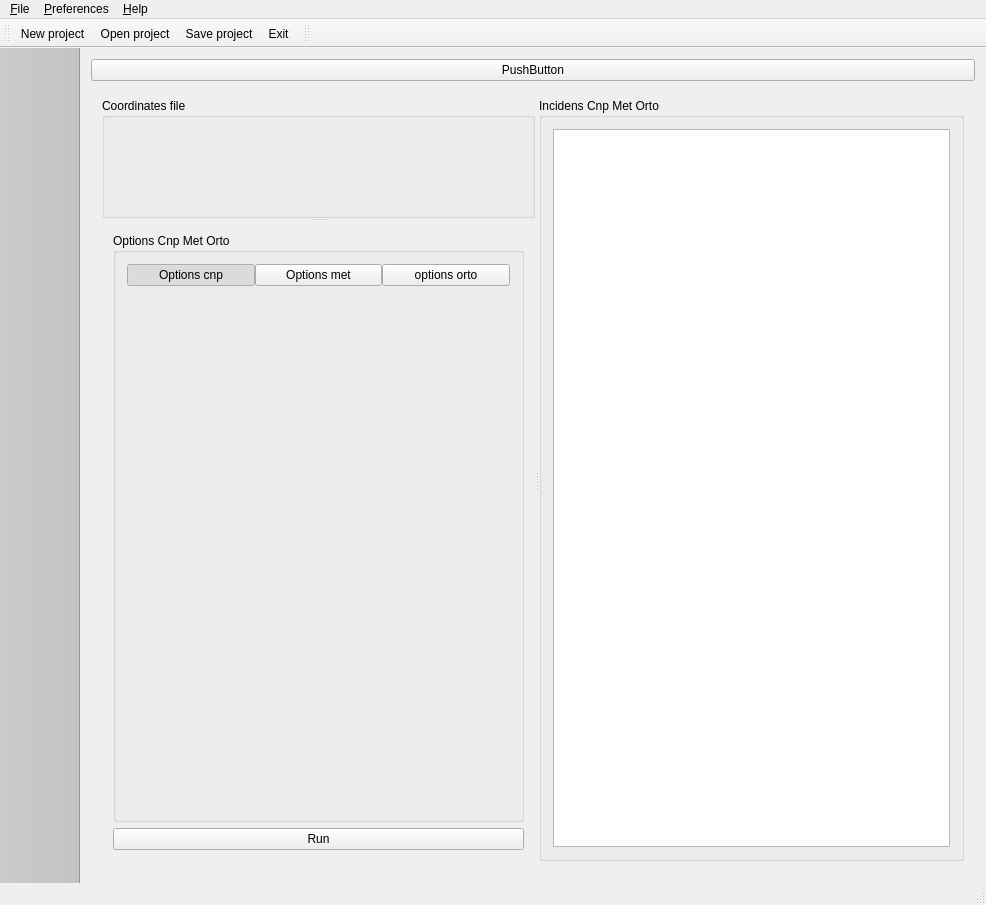
First picture: the form in mainwindow.ui, repository tonilogar/ToolsPcot, before the edit.
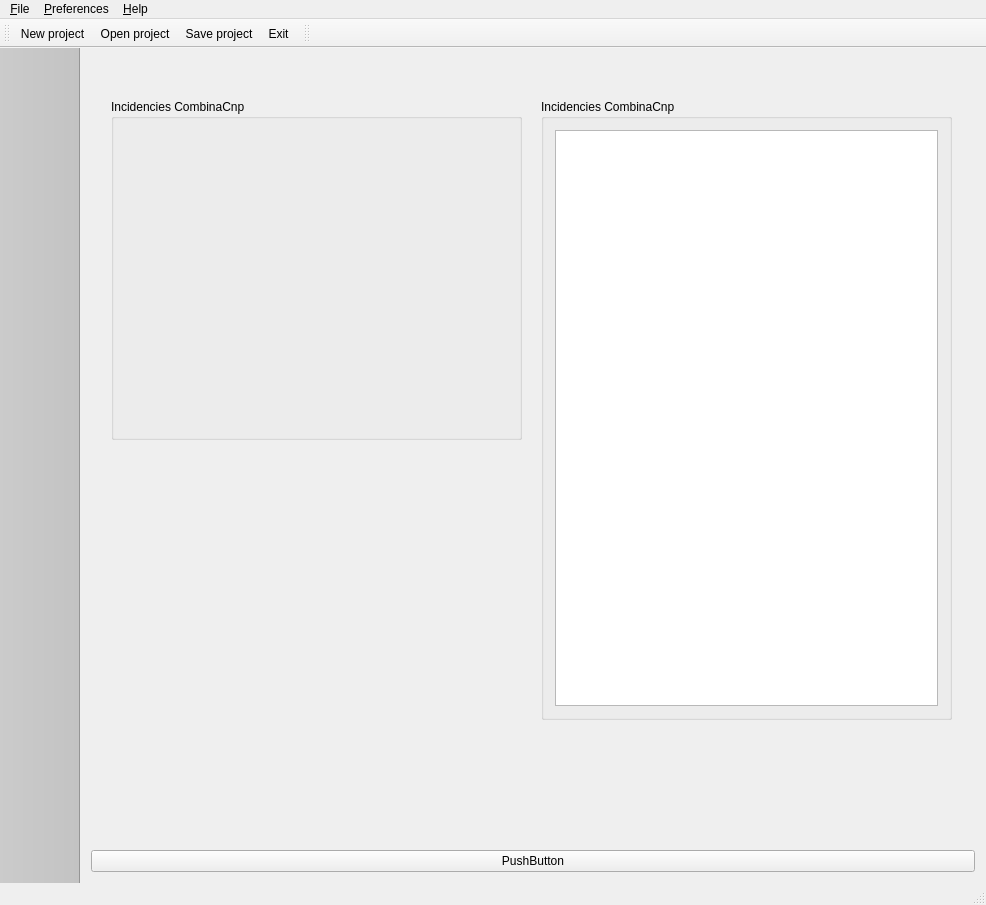
Second picture: the form after the edit. Icons and pictures are not drawn. Custom widgets are drawn as their Qt base class.

Diff of the .ui file:
```diff
--- a/mainwindow.ui
+++ b/mainwindow.ui
@@ -15,10 +15,17 @@
   </property>
   <widget class="QWidget" name="centralWidget">
    <layout class="QGridLayout" name="gridLayout_2">
-    <item row="1" column="0">
+    <item row="2" column="0">
+     <widget class="QPushButton" name="pushButton">
+      <property name="text">
+       <string>PushButton</string>
+      </property>
+     </widget>
+    </item>
+    <item row="0" column="0">
      <widget class="QStackedWidget" name="stackedWidgetVistas">
       <property name="currentIndex">
-       <number>0</number>
+       <number>1</number>
       </property>
       <widget class="QWidget" name="page1CnpMetOrto">
        <layout class="QVBoxLayout" name="verticalLayout_4">
@@ -158,6 +165,47 @@
         </item>
        </layout>
       </widget>
+      <widget class="QWidget" name="page3CombineCnp">
+       <widget class="QGroupBox" name="groupBoxTextEditCombinaCnp">
+        <property name="geometry">
+         <rect>
+          <x>450</x>
+          <y>40</y>
+          <width>411</width>
+          <height>621</height>
+         </rect>
+        </property>
+        <property name="title">
+         <string>Incidencies CombinaCnp</string>
+        </property>
+        <layout class="QHBoxLayout" name="horizontalLayout_10">
+         <item>
+          <widget class="QTextEdit" name="textEditCombinaCnp">
+           <property name="sizePolicy">
+            <sizepolicy hsizetype="Minimum" vsizetype="Minimum">
+             <horstretch>0</horstretch>
+             <verstretch>0</verstretch>
+            </sizepolicy>
+           </property>
+          </widget>
+         </item>
+        </layout>
+       </widget>
+       <widget class="CombinaCnp" name="groupBoxCombinaCnp_2">
+        <property name="geometry">
+         <rect>
+          <x>20</x>
+          <y>40</y>
+          <width>411</width>
+          <height>341</height>
+         </rect>
+        </property>
+        <property name="title">
+         <string>Incidencies CombinaCnp</string>
+        </property>
+        <layout class="QHBoxLayout" name="horizontalLayout_12"/>
+       </widget>
+      </widget>
       <widget class="QWidget" name="page2renameChangeFormats">
        <layout class="QHBoxLayout" name="horizontalLayout_6">
         <item>
@@ -270,13 +318,6 @@
       </widget>
      </widget>
     </item>
-    <item row="0" column="0">
-     <widget class="QPushButton" name="pushButton">
-      <property name="text">
-       <string>PushButton</string>
-      </property>
-     </widget>
-    </item>
    </layout>
   </widget>
   <widget class="QMenuBar" name="menuBar">
@@ -559,6 +600,12 @@
    <header>tableviewrawtasi.h</header>
    <container>1</container>
   </customwidget>
+  <customwidget>
+   <class>CombinaCnp</class>
+   <extends>QGroupBox</extends>
+   <header>combinacnp.h</header>
+   <container>1</container>
+  </customwidget>
  </customwidgets>
  <resources>
   <include location="recursos.qrc"/>
```
Left out of the diff: 2 changed lines with no effect on the pictures.
